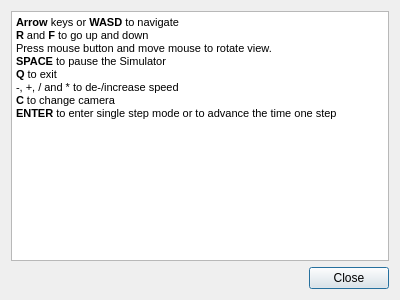
The window that src/Gui/ui/help_dialog.ui (cordlandwehr/robotswarmsimulator) describes before a commit, drawn with Qt 5.
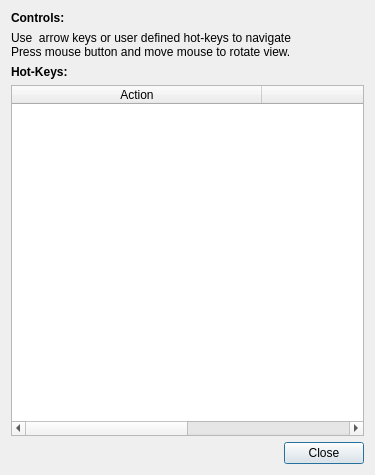
The same window after the commit.

Commit message: Updated help dialog

Patch:
```diff
--- a/src/Gui/ui/help_dialog.ui
+++ b/src/Gui/ui/help_dialog.ui
@@ -6,8 +6,8 @@
    <rect>
     <x>0</x>
     <y>0</y>
-    <width>400</width>
-    <height>300</height>
+    <width>375</width>
+    <height>475</height>
    </rect>
   </property>
   <property name="sizePolicy">
@@ -21,21 +21,93 @@
   </property>
   <layout class="QVBoxLayout" name="verticalLayout">
    <item>
-    <widget class="QTextEdit" name="textEdit">
-     <property name="html">
-      <string>&lt;!DOCTYPE HTML PUBLIC &quot;-//W3C//DTD HTML 4.0//EN&quot; &quot;http://www.w3.org/TR/REC-html40/strict.dtd&quot;&gt;
-&lt;html&gt;&lt;head&gt;&lt;meta name=&quot;qrichtext&quot; content=&quot;1&quot; /&gt;&lt;style type=&quot;text/css&quot;&gt;
-p, li { white-space: pre-wrap; }
-&lt;/style&gt;&lt;/head&gt;&lt;body style=&quot; font-family:'MS Shell Dlg 2'; font-size:8.25pt; font-weight:400; font-style:normal;&quot;&gt;
-&lt;p style=&quot; margin-top:0px; margin-bottom:0px; margin-left:0px; margin-right:0px; -qt-block-indent:0; text-indent:0px;&quot;&gt;&lt;span style=&quot; font-size:8pt; font-weight:600;&quot;&gt;Arrow&lt;/span&gt;&lt;span style=&quot; font-size:8pt;&quot;&gt; keys or &lt;/span&gt;&lt;span style=&quot; font-size:8pt; font-weight:600;&quot;&gt;WASD&lt;/span&gt;&lt;span style=&quot; font-size:8pt;&quot;&gt; to navigate&lt;/span&gt;&lt;/p&gt;
-&lt;p style=&quot; margin-top:0px; margin-bottom:0px; margin-left:0px; margin-right:0px; -qt-block-indent:0; text-indent:0px;&quot;&gt;&lt;span style=&quot; font-size:8pt; font-weight:600;&quot;&gt;R&lt;/span&gt;&lt;span style=&quot; font-size:8pt;&quot;&gt; and &lt;/span&gt;&lt;span style=&quot; font-size:8pt; font-weight:600;&quot;&gt;F&lt;/span&gt;&lt;span style=&quot; font-size:8pt;&quot;&gt; to go up and down&lt;/span&gt;&lt;/p&gt;
-&lt;p style=&quot; margin-top:0px; margin-bottom:0px; margin-left:0px; margin-right:0px; -qt-block-indent:0; text-indent:0px;&quot;&gt;&lt;span style=&quot; font-size:8pt;&quot;&gt;Press mouse button and move mouse to rotate view.&lt;/span&gt;&lt;/p&gt;
-&lt;p style=&quot; margin-top:0px; margin-bottom:0px; margin-left:0px; margin-right:0px; -qt-block-indent:0; text-indent:0px;&quot;&gt;&lt;span style=&quot; font-size:8pt; font-weight:600;&quot;&gt;SPACE&lt;/span&gt;&lt;span style=&quot; font-size:8pt;&quot;&gt; to pause the Simulator&lt;/span&gt;&lt;/p&gt;
-&lt;p style=&quot; margin-top:0px; margin-bottom:0px; margin-left:0px; margin-right:0px; -qt-block-indent:0; text-indent:0px;&quot;&gt;&lt;span style=&quot; font-size:8pt; font-weight:600;&quot;&gt;Q&lt;/span&gt;&lt;span style=&quot; font-size:8pt;&quot;&gt; to exit&lt;/span&gt;&lt;/p&gt;
-&lt;p style=&quot; margin-top:0px; margin-bottom:0px; margin-left:0px; margin-right:0px; -qt-block-indent:0; text-indent:0px;&quot;&gt;&lt;span style=&quot; font-size:8pt;&quot;&gt;-, +, / and * to de-/increase speed&lt;/span&gt;&lt;/p&gt;
-&lt;p style=&quot; margin-top:0px; margin-bottom:0px; margin-left:0px; margin-right:0px; -qt-block-indent:0; text-indent:0px;&quot;&gt;&lt;span style=&quot; font-size:8pt; font-weight:600;&quot;&gt;C&lt;/span&gt;&lt;span style=&quot; font-size:8pt;&quot;&gt; to change camera&lt;/span&gt;&lt;/p&gt;
-&lt;p style=&quot; margin-top:0px; margin-bottom:0px; margin-left:0px; margin-right:0px; -qt-block-indent:0; text-indent:0px;&quot;&gt;&lt;span style=&quot; font-size:8pt; font-weight:600;&quot;&gt;ENTER&lt;/span&gt;&lt;span style=&quot; font-size:8pt;&quot;&gt; to enter single step mode or to advance the time one step&lt;/span&gt;&lt;/p&gt;&lt;/body&gt;&lt;/html&gt;</string>
+    <widget class="QLabel" name="label_controls">
+     <property name="font">
+      <font>
+       <weight>75</weight>
+       <bold>true</bold>
+      </font>
      </property>
+     <property name="text">
+      <string>Controls:</string>
+     </property>
+    </widget>
+   </item>
+   <item>
+    <widget class="QLabel" name="label_controls_text">
+     <property name="text">
+      <string>Use  arrow keys or user defined hot-keys to navigate
+Press mouse button and move mouse to rotate view.</string>
+     </property>
+    </widget>
+   </item>
+   <item>
+    <widget class="QLabel" name="label_hot_keys">
+     <property name="font">
+      <font>
+       <weight>75</weight>
+       <bold>true</bold>
+      </font>
+     </property>
+     <property name="text">
+      <string>Hot-Keys:</string>
+     </property>
+    </widget>
+   </item>
+   <item>
+    <widget class="QTableWidget" name="table_action_keys">
+     <property name="sizePolicy">
+      <sizepolicy hsizetype="Expanding" vsizetype="Expanding">
+       <horstretch>0</horstretch>
+       <verstretch>0</verstretch>
+      </sizepolicy>
+     </property>
+     <property name="autoScroll">
+      <bool>true</bool>
+     </property>
+     <property name="editTriggers">
+      <set>QAbstractItemView::NoEditTriggers</set>
+     </property>
+     <property name="alternatingRowColors">
+      <bool>true</bool>
+     </property>
+     <property name="selectionMode">
+      <enum>QAbstractItemView::NoSelection</enum>
+     </property>
+     <property name="rowCount">
+      <number>0</number>
+     </property>
+     <attribute name="horizontalHeaderVisible">
+      <bool>true</bool>
+     </attribute>
+     <attribute name="horizontalHeaderCascadingSectionResizes">
+      <bool>true</bool>
+     </attribute>
+     <attribute name="horizontalHeaderDefaultSectionSize">
+      <number>250</number>
+     </attribute>
+     <attribute name="horizontalHeaderStretchLastSection">
+      <bool>true</bool>
+     </attribute>
+     <attribute name="verticalHeaderVisible">
+      <bool>false</bool>
+     </attribute>
+     <attribute name="verticalHeaderDefaultSectionSize">
+      <number>18</number>
+     </attribute>
+     <attribute name="verticalHeaderMinimumSectionSize">
+      <number>12</number>
+     </attribute>
+     <column>
+      <property name="text">
+       <string>Action</string>
+      </property>
+     </column>
+     <column>
+      <property name="text">
+       <string>Key</string>
+      </property>
+     </column>
     </widget>
    </item>
    <item>
```
The commit also changes 4 other files.
